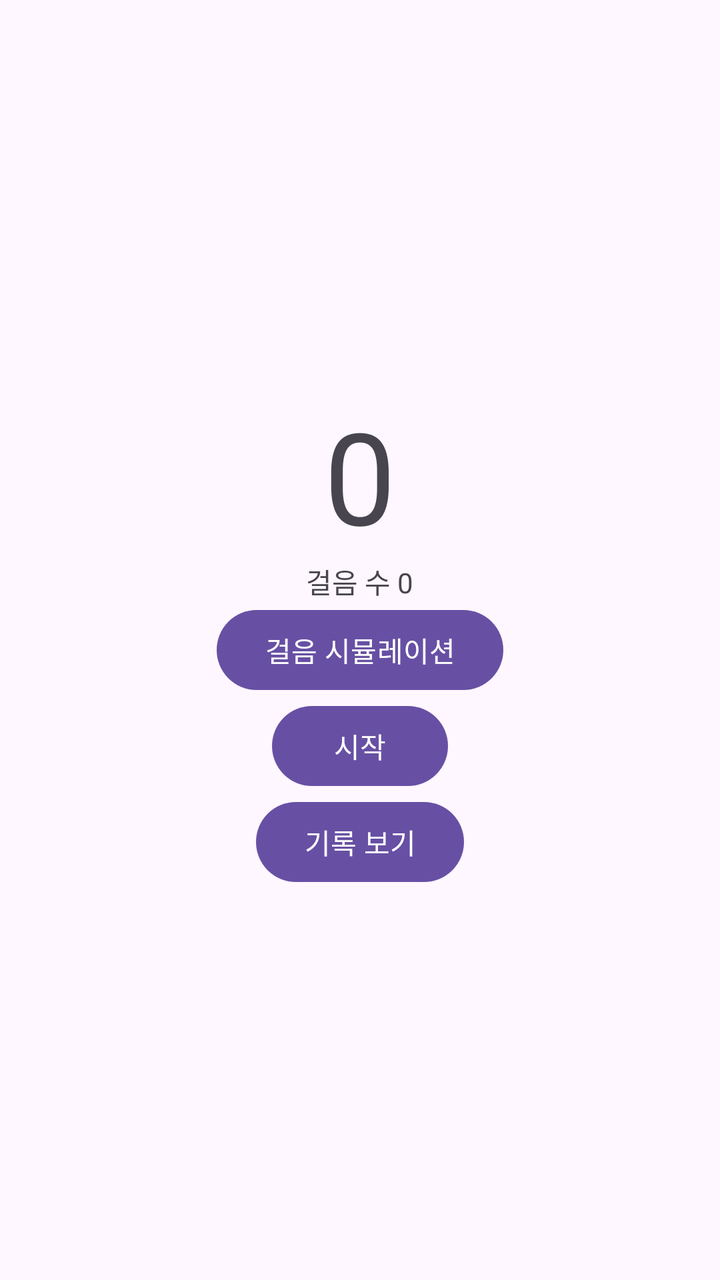
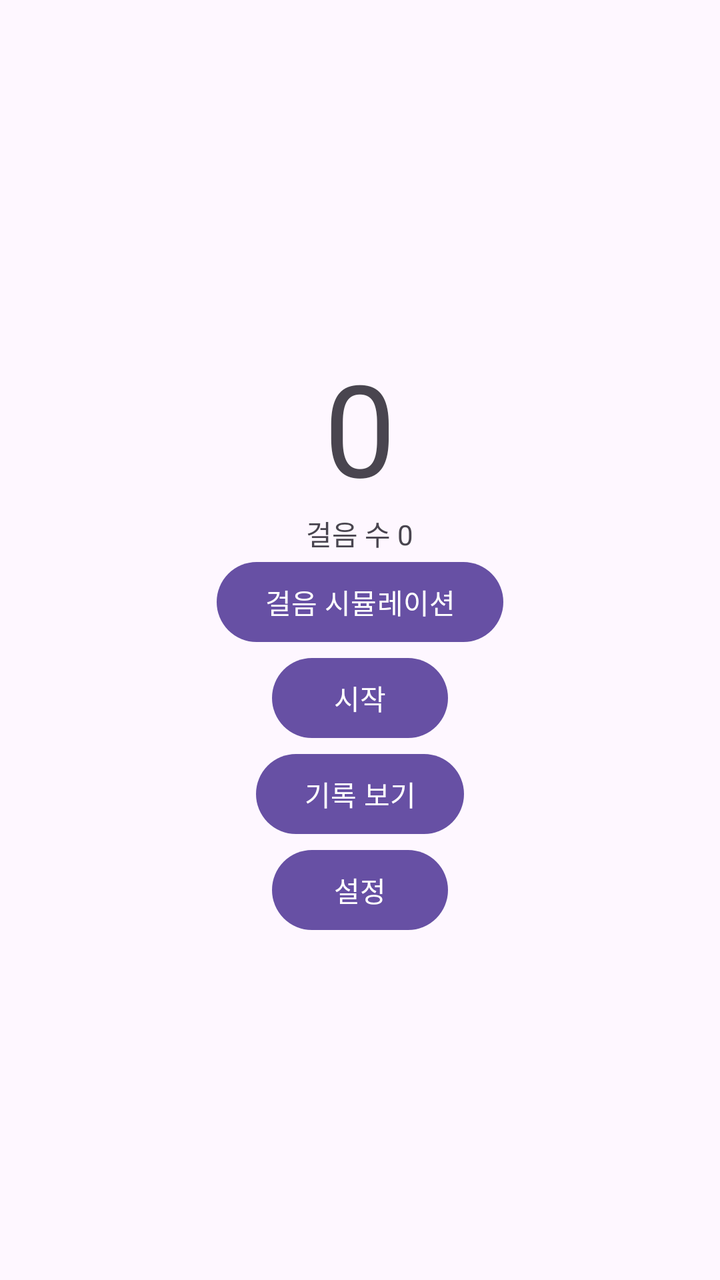

The first picture is an Android layout as it rendered before a commit; the second is the same layout after the commit. The layout source and the unified diff follow.
<!-- AndroidManifest.xml: application theme Theme.Balmatchum -->
<!-- res/layout/activity_main.xml -->
<LinearLayout xmlns:android="http://schemas.android.com/apk/res/android"
    android:layout_width="match_parent" android:layout_height="match_parent"
    android:orientation="vertical" android:gravity="center" android:padding="24dp">
    <TextView android:id="@+id/tvBpm" android:text="0" android:textSize="64sp"
        android:layout_width="wrap_content" android:layout_height="wrap_content"/>
    <TextView android:id="@+id/tvSteps" android:text="걸음 수 0"
        android:layout_width="wrap_content" android:layout_height="wrap_content"/>
    <Button android:id="@+id/btnSim" android:text="걸음 시뮬레이션"
        android:layout_width="wrap_content" android:layout_height="wrap_content"/>
    <Button android:id="@+id/btnStart" android:text="시작"
        android:layout_width="wrap_content" android:layout_height="wrap_content"/>
    
    <Button android:id="@+id/btnList" android:text="기록 보기"
        android:layout_width="wrap_content" android:layout_height="wrap_content"/>
</LinearLayout>
<!-- resources referenced by this layout -->
<resources>
  <style name="Theme.Balmatchum" parent="Base.Theme.Balmatchum" />
  <style name="Base.Theme.Balmatchum" parent="Theme.Material3.DayNight.NoActionBar">
          
          
      </style>
</resources>

<!-- the commit's change to res/layout/activity_main.xml (unified diff, before → after) -->
@@ -12,4 +12,7 @@
     
     <Button android:id="@+id/btnList" android:text="기록 보기"
         android:layout_width="wrap_content" android:layout_height="wrap_content"/>
+    
+    <Button android:id="@+id/btnSettings" android:text="설정"
+        android:layout_width="wrap_content" android:layout_height="wrap_content"/>
 </LinearLayout>
